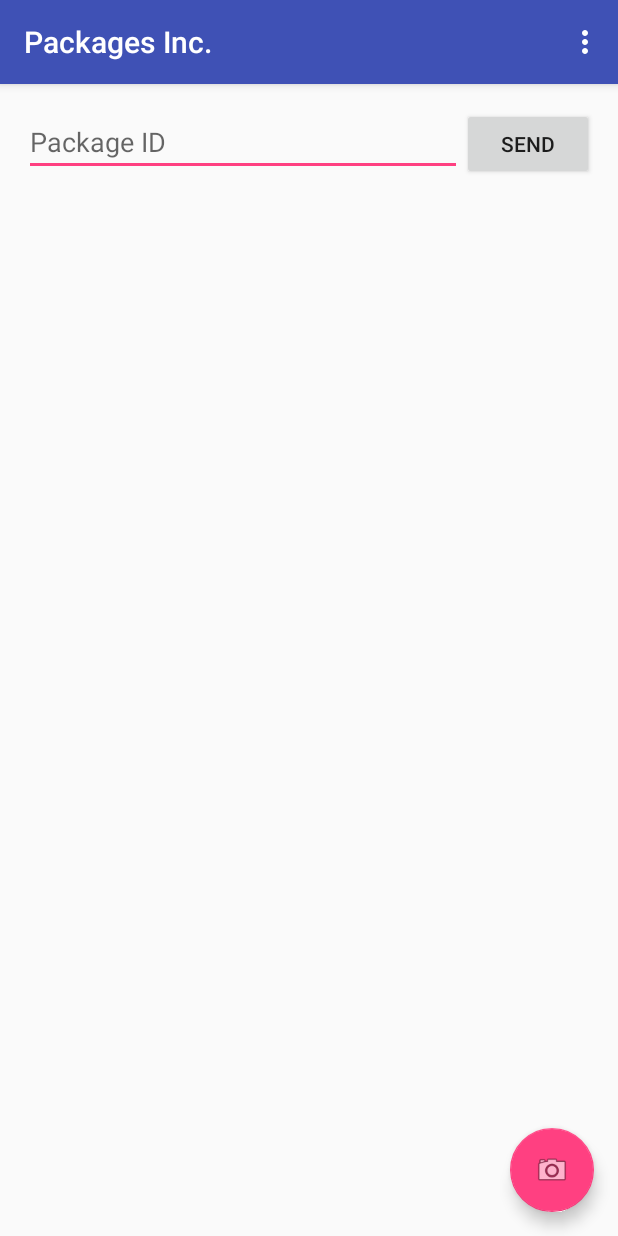
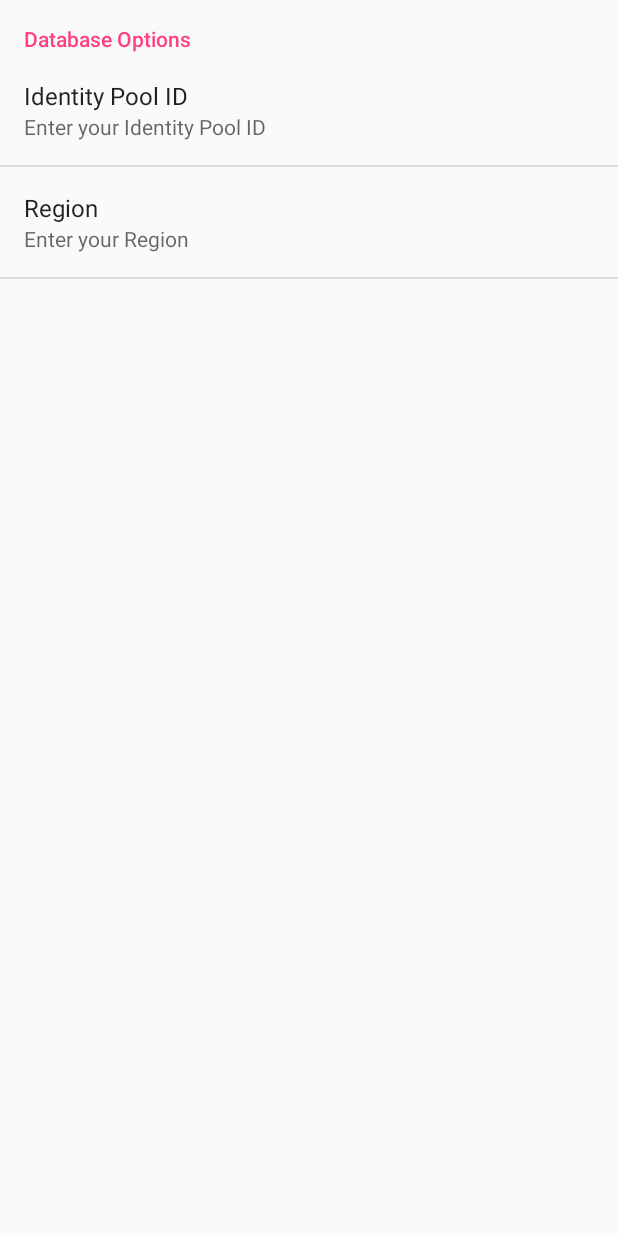
Before and after one commit to AustinTSchaffer/PackagesInc, an Android app: the screen it shows after launch (MainPage before the commit, activityPreference after it), in the options menu, after a tap on "Settings", on a phone screen of 412 x 824 dp. Run offline under Robolectric (Android 15) with nearby library versions, the phone set to English and light mode, and no system bars.

Commit message:
Large revamp. Only Attributes still non-funcitonal

```diff
--- /dev/null
+++ b/app/src/main/java/com/capstone/packagescanner/packagesinc/AttributePage.java
@@ -0,0 +1,68 @@
+package com.capstone.packagescanner.packagesinc;
+
+import android.app.ListActivity;
+import android.os.Bundle;
+import android.support.design.widget.FloatingActionButton;
+import android.view.View;
+
+import org.w3c.dom.Attr;
+
+import java.util.ArrayList;
+import java.util.Arrays;
+
+/**
+ * Created by Cameron on 4/22/2016.
+ */
+public class AttributePage extends ListActivity {
+
+    CustomAdapter myAdapter;
+    private ArrayList<String> templateList;
+    private String templateString;
+    private ArrayList<ResourceItem> resourceList = new ArrayList<>();
+
+
+    @Override
+    protected void onCreate(Bundle savedInstanceState) {
+        super.onCreate(savedInstanceState);
+        setContentView(R.layout.activity_attribute_page);
+
+        myAdapter = null;
+
+        templateList = new ArrayList<>(Arrays.asList(getResources().getStringArray(R.array.default_no_attributes)));
+        templateString = "User Description";
+
+        for (String title : templateString.split(" ")) {
+            resourceList.add(new ResourceItem(title));
+        }
+
+        //  create custom adapter (myAdapter) and pass in your collection of JSON objects for it to draw from for display
+        myAdapter = new CustomAdapter(this, AttributePage.this, R.layout.listview_row_layout, resourceList);
+        // bind data adapter to this listview,  setListAdapter(myAdapter);
+        this.setListAdapter(myAdapter);
+
+        FloatingActionButton addFab = (FloatingActionButton) findViewById(R.id.addFab);
+        addFab.setOnClickListener(new View.OnClickListener() {
+            public void onClick(View v) {
+                myAdapter.add(new ResourceItem());
+                myAdapter.notifyDataSetChanged();
+            }
+        });
+
+        FloatingActionButton subFab = (FloatingActionButton) findViewById(R.id.subFab);
+        subFab.setOnClickListener(new View.OnClickListener() {
+            public void onClick(View v) {
+                if (myAdapter.getCount() > 1 ) {
+                    myAdapter.remove(myAdapter.getItem(myAdapter.getCount() - 1));
+                }
+            }
+        });
+
+        FloatingActionButton saveFab = (FloatingActionButton) findViewById(R.id.saveFab);
+        saveFab.setOnClickListener(new View.OnClickListener() {
+            public void onClick(View v) {
+
+            }
+        });
+    }
+
+}
--- /dev/null
+++ b/app/src/main/java/com/capstone/packagescanner/packagesinc/CustomAdapter.java
@@ -0,0 +1,104 @@
+package com.capstone.packagescanner.packagesinc;
+
+/**
+ * Created by Cameron on 4/21/2016.
+ */
+
+        import java.util.ArrayList;
+        import java.util.Collections;
+        import java.util.List;
+        import java.util.Map;
+        import java.util.concurrent.ExecutionException;
+        import java.util.zip.Inflater;
+
+        import android.app.Activity;
+        import android.content.Context;
+        import android.view.LayoutInflater;
+        import android.view.View;
+        import android.view.ViewGroup;
+        import android.widget.ArrayAdapter;
+        import android.widget.CheckBox;
+        import android.widget.EditText;
+        import android.widget.TextView;
+        import android.widget.Toast;
+
+class CustomAdapter extends ArrayAdapter<ResourceItem> {
+
+    private static final String TAG = "CustomAdapter";
+    private List<ResourceItem> data;
+    Context context;
+    private LayoutInflater inflater;
+    private Activity activity;
+
+    /**
+     * @author lynn
+     * class that holds pointers to all the views in listview_row_layout.xml
+     * you can hold additional data as well, for instance I held a copy of the
+     * the images pictureID (its filename) so that I could match the picture
+     * to the bike when sorting so
+     */
+    private static class ViewHolder {
+        CheckBox toSend;
+        EditText Title;
+        EditText Value;
+    }
+
+    // define your custom adapter, pass in your collection of bikedata
+    public CustomAdapter(Activity activity, Context context, int textViewResourceId,
+                         List<ResourceItem> data) {
+        super(context, textViewResourceId, data );
+
+        this.activity = activity;
+        // notice again with the getSystemService, its used in a lot of Android
+        // APIs
+        if (activity != null)
+            this.inflater = (LayoutInflater) activity.getSystemService(Context.LAYOUT_INFLATER_SERVICE);
+        //yes thats a reference to same object
+        //but I dont want to allocate too much memory
+        this.data = data;
+        this.context = context;
+    }
+
+
+    @Override
+    public View getView(int position, View convertView, ViewGroup parent) {
+
+        // fill this out, use both Viewholder and convertview
+
+        ViewHolder holder;
+
+        if( convertView == null) {
+            convertView = inflater.inflate((R.layout.listview_row_layout), parent, false);
+        }
+        holder = new ViewHolder();
+        //holder.imageView1 = (ImageView)convertView.findViewById(R.id.imageView1);
+        holder.toSend = (CheckBox)convertView.findViewById(R.id.Send);
+        holder.Title = (EditText)convertView.findViewById(R.id.Title);
+        holder.Value = (EditText)convertView.findViewById(R.id.Value);
+        //holder.Description = (TextView)convertView.findViewById(R.id.Description);
+        //holder.pictureID = data.get(position).getPicture();
+
+        holder.toSend.setChecked(true);
+        holder.Title.setText(data.get(position).getResourceTitle());
+
+        //give it to listview for display
+        return convertView;
+    }
+
+    public void setData(List<ResourceItem> aData) {
+        // set data to new loaded
+        data = aData;
+    }
+
+    public boolean isChecked(int position) {
+        return data.get(position).getSend().isChecked();
+    }
+
+    public String stringOf(int position) {
+        return data.get(position).toString();
+    }
+
+    public String valueOf(int position) {
+        return data.get(position).getResourceValue();
+    }
+}
--- a/app/src/main/java/com/capstone/packagescanner/packagesinc/MainPage.java
+++ b/app/src/main/java/com/capstone/packagescanner/packagesinc/MainPage.java
@@ -1,15 +1,28 @@
 package com.capstone.packagescanner.packagesinc;
 
+import android.app.ListActivity;
 import android.content.Intent;
+import android.content.SharedPreferences;
 import android.os.Bundle;
+import android.preference.PreferenceManager;
 import android.support.design.widget.FloatingActionButton;
 import android.support.v7.app.AppCompatActivity;
 import android.support.v7.widget.Toolbar;
+import android.util.Log;
 import android.view.View;
 import android.view.Menu;
 import android.view.MenuItem;
+import android.widget.AdapterView;
+import android.widget.ArrayAdapter;
 import android.widget.EditText;
+import android.widget.Spinner;
+import android.widget.TextView;
+
+import java.util.ArrayList;
+import java.util.Arrays;
 import java.util.Calendar;
+import java.util.HashSet;
+import java.util.Set;
 
 /**
  * This AppCompatActivity will be used to display fields to the user. These fields will be populated
@@ -26,17 +39,48 @@ public class MainPage extends AppCompatActivity {
     public final static String EXTRA_MESSAGE = "com.capstone.packagescanner.MESSAGE";
     public final static String SCANNED_BARCODE = "com.capstone.packagescanner.BARCODE_SCANNED";
     public final static String SCAN_BARCODE = "com.capstone.packagescanner.SCAN_BARCODE";
+    private static final String ID_POOL = "IDENTITY_POOL";
+    private static final String REGION = "REGION";
+    private static final String TAG = "MainPage";
+
     private Intent intent;
+    SharedPreferences.OnSharedPreferenceChangeListener listener;
+    private ArrayList<String> myCreds;
+
+
+
+    private SharedPreferences myPreference;
 
     @Override
     protected void onCreate(Bundle savedInstanceState) {
         super.onCreate(savedInstanceState);
         setContentView(R.layout.activity_main_page);
 
+        Toolbar toolbar = (Toolbar) findViewById(R.id.toolbar);
+        setSupportActionBar(toolbar);
+
+        myPreference= PreferenceManager.getDefaultSharedPreferences(this);
+
         this.digentIntent();
 
-        Toolbar toolbar = (Toolbar) findViewById(R.id.toolbar);
-        setSupportActionBar(toolbar);
+        listener = new SharedPreferences.OnSharedPreferenceChangeListener() {
+            @Override
+            public void onSharedPreferenceChanged(SharedPreferences prefs, String key) {
+                Log.d(TAG, "Preference key =" + key);
+                if (key.equals(ID_POOL) || key.equals(REGION)) {
+                    // handle credential changes
+                    setCredentials();
+
+                }
+            }
+        };
+        myPreference.registerOnSharedPreferenceChangeListener(listener);
+//
+        setCredentials();
+
+
+        //Toolbar toolbar = (Toolbar) findViewById(R.id.toolbar);
+        //setSupportActionBar(toolbar);
 
         FloatingActionButton fab = (FloatingActionButton) findViewById(R.id.fab);
         fab.setOnClickListener(new View.OnClickListener() {
@@ -46,6 +90,30 @@ public class MainPage extends AppCompatActivity {
                 openCamera(view);
             }
         });
+    }
+
+
+    @Override
+    public boolean onCreateOptionsMenu(Menu menu) {
+        // Inflate the menu; this adds items to the action bar if it is present.
+        getMenuInflater().inflate(R.menu.menu_activity_main_page, menu);
+
+        return true;
+    }
+
+    @Override
+    public boolean onOptionsItemSelected(MenuItem item) {
+        // Handle action bar item clicks here. The action bar will
+        // automatically handle clicks on the Home/Up button, so long
+        // as you specify a parent activity in AndroidManifest.xml.
+        switch (item.getItemId()) {
+            case R.id.action_settings:
+                Intent myIntent = new Intent(this, activityPreference.class);
+                startActivity(myIntent);
+            default:
+                break;
+        }
+        return true;
     }
 
     /**
@@ -63,26 +131,14 @@ public class MainPage extends AppCompatActivity {
 
     }
 
-    @Override
-    public boolean onCreateOptionsMenu(Menu menu) {
-        // Inflate the menu; this adds items to the action bar if it is present.
-        getMenuInflater().inflate(R.menu.menu_activity_main_page, menu);
-        return true;
-    }
+    private void setCredentials() {
+        myCreds = new ArrayList<>();
+        myCreds.add(myPreference.getString(ID_POOL, ""));
+        String region = myPreference.getString(REGION, "");
+        myCreds.add(region);
 
-    @Override
-    public boolean onOptionsItemSelected(MenuItem item) {
-        // Handle action bar item clicks here. The action bar will
-        // automatically handle clicks on the Home/Up button, so long
-        // as you specify a parent activity in AndroidManifest.xml.
-        int id = item.getItemId();
-
-        //noinspection SimplifiableIfStatement
-        if (id == R.id.action_settings) {
-            return true;
-        }
-
-        return super.onOptionsItemSelected(item);
+        TextView regionText = (TextView) findViewById(R.id.region_text);
+        regionText.setText(region);
     }
 
     /**
@@ -93,7 +149,7 @@ public class MainPage extends AppCompatActivity {
      */
     public void openCamera(View view) {
         Intent intent = new Intent(this, BarcodeScanner.class);
-        intent.putExtra(this.SCAN_BARCODE, "");
+        intent.putExtra(SCAN_BARCODE, "");
         startActivity(intent);
     }
 
@@ -105,17 +161,26 @@ public class MainPage extends AppCompatActivity {
      */
     public void sendMessage(View view) {
 
-        Intent intent = new Intent(this, AWSActivity.class);
+        ConnectivityCheck myCheck = new ConnectivityCheck(this);
+        if (myCheck.isNetworkReachableAlertUserIfNot()) {
+            Intent AWSIntent = new Intent(this, AWSActivity.class);
 
-        EditText packageIDTextBox = (EditText) findViewById(R.id.edit_message);
-        String packageID = packageIDTextBox.getText().toString();
+            EditText packageIDTextBox = (EditText) findViewById(R.id.edit_message);
+            String packageID = packageIDTextBox.getText().toString();
 
-        intent.putExtra(AWSActivity.INTENT_PARENT_ACTIVITY, MainPage.class);
-        intent.putExtra(AWSActivity.INTENT_PACKAGE_ID, packageID);
-        intent.putExtra(AWSActivity.INTENT_PACKAGE_UTC, Calendar.getInstance().getTime().getTime());
-        intent.putExtra(AWSActivity.INTENT_PACKAGE_ATTRIBUTES, "{\"NERD\" : \"Laura Miller\"}");
 
-        startActivity(intent);
+            AWSIntent.putExtra(AWSActivity.INTENT_PARENT_ACTIVITY, MainPage.class);
+            AWSIntent.putExtra(AWSActivity.INTENT_PACKAGE_ID, packageID);
+            AWSIntent.putExtra(AWSActivity.INTENT_PACKAGE_UTC, Calendar.getInstance().getTime().getTime());
+            AWSIntent.putExtra(AWSActivity.INTENT_PACKAGE_ATTRIBUTES, "{\"NERD\" : \"Laura Miller\"}");
+            AWSIntent.putExtra(AWSActivity.INTENT_AWS_CREDENTIALS, myCreds);
+
+            startActivity(AWSIntent);
+        }
+    }
+    public void inputAttributes(View view) {
+        Intent attributeIntent = new Intent(this, AttributePage.class);
+        startActivity(attributeIntent);
     }
 
 }
--- /dev/null
+++ b/app/src/main/java/com/capstone/packagescanner/packagesinc/activityPreference.java
@@ -0,0 +1,42 @@
+package com.capstone.packagescanner.packagesinc;
+
+/**
+ *
+ */
+
+import android.app.FragmentManager;
+import android.app.FragmentTransaction;
+import android.os.Bundle;
+import android.preference.PreferenceActivity;
+import android.preference.PreferenceFragment;
+
+public class activityPreference extends PreferenceActivity {
+
+    @Override
+    protected void onCreate(Bundle savedInstanceState) {
+        super.onCreate(savedInstanceState);
+
+        // Display the fragment as the main content.
+        FragmentManager mFragmentManager = getFragmentManager();
+        FragmentTransaction mFragmentTransaction = mFragmentManager.beginTransaction();
+        PrefsFragment mPrefsFragment = new PrefsFragment();
+
+        //android.R.id.content gives you the root element of a view, without having to know
+        //its actual name/type/ID. Check out stackoverflow.com/questions/4486034/
+        //This is useful in fragment transactions like:
+        //mFragmentTransaction.add(android.R.id.content, myFragment)
+        mFragmentTransaction.replace(android.R.id.content, mPrefsFragment);
+        mFragmentTransaction.commit();
+    }
+
+    public static class PrefsFragment extends PreferenceFragment {
+
+        @Override
+        public void onCreate(Bundle savedInstanceState) {
+            super.onCreate(savedInstanceState);
+
+            // Load the preferences from an XML resource
+            addPreferencesFromResource(R.xml.preferences);
+        }
+    }
+}
--- /dev/null
+++ b/app/src/main/res/values/arrays.xml
@@ -0,0 +1,6 @@
+<?xml version="1.0" encoding="utf-8"?>
+<resources>
+    <string-array name="default_no_attributes">
+        <item>None</item>
+    </string-array>
+</resources>
--- a/app/src/main/res/values/strings.xml
+++ b/app/src/main/res/values/strings.xml
@@ -4,7 +4,17 @@
     <string name="scandit_default_app_key">osXG5EFmg/u1VaDRVcDq4HMV33qU2p8pg/fotfVkgq4</string>
     <string name="tex_box_placeholder_package_id">Package ID</string>
     <string name="button_send_text">Send</string>
+    <string name="button_Attribute_text">Input Attributes?</string>
     <string name="title_activity_display_message">My Message</string>
     <string name="title_activity_scan_barcode">Scan Barcode</string>
+    <string name="spinner">Template:</string>
+
+    <string name="pref_title">Database Options</string>
+    <string name="template_list_title">Attribute Template Options</string>
+    <string name="template_summary">Add or remove templates for attributes</string>
+    <string name="id_title">Identity Pool ID</string>
+    <string name="id_summary">Enter your Identity Pool ID</string>
+    <string name="region_title">Region</string>
+    <string name="region_summary">Enter your Region</string>
 
 </resources>
--- /dev/null
+++ b/app/src/main/res/xml/preferences.xml
@@ -0,0 +1,22 @@
+<?xml version="1.0" encoding="utf-8"?>
+<PreferenceScreen xmlns:android="http://schemas.android.com/apk/res/android" >
+    <PreferenceCategory
+        android:title="@string/pref_title">
+
+        <EditTextPreference
+            android:id="@+id/IDENTITY_POOL"
+            android:key="IDENTITY_POOL"
+            android:title="@string/id_title"
+            android:summary="@string/id_summary"
+            android:defaultValue=""/>
+
+        <EditTextPreference
+            android:id="@+id/REGION"
+            android:key="REGION"
+            android:title="@string/region_title"
+            android:summary="@string/region_summary"
+            android:defaultValue=""/>
+
+    </PreferenceCategory>
+
+</PreferenceScreen>
```
Also changed, not shown: app/src/main/AndroidManifest.xml (+10 -2 lines), app/src/main/java/com/capstone/packagescanner/packagesinc/AWSActivity.java (+29 -1 lines), app/src/main/java/com/capstone/packagescanner/packagesinc/AWSTask.java (+10 -2 lines), app/src/main/java/com/capstone/packagescanner/packagesinc/ConnectivityCheck.java (added, +54 -0 lines), app/src/main/java/com/capstone/packagescanner/packagesinc/ResourceItem.java (added, +47 -0 lines), app/src/main/res/layout/activity_attribute_page.xml (added, +44 -0 lines), app/src/main/res/layout/content_main_listview.xml (added, +10 -0 lines), app/src/main/res/layout/content_main_page.xml (+19 -0 lines), app/src/main/res/layout/listview_row_layout.xml (added, +28 -0 lines), app/src/main/res/layout/spinner_item.xml (added, +11 -0 lines).
